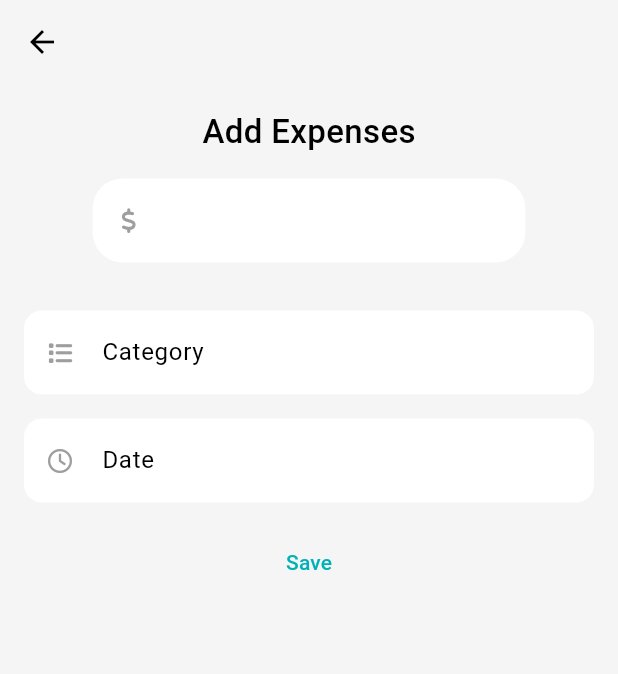
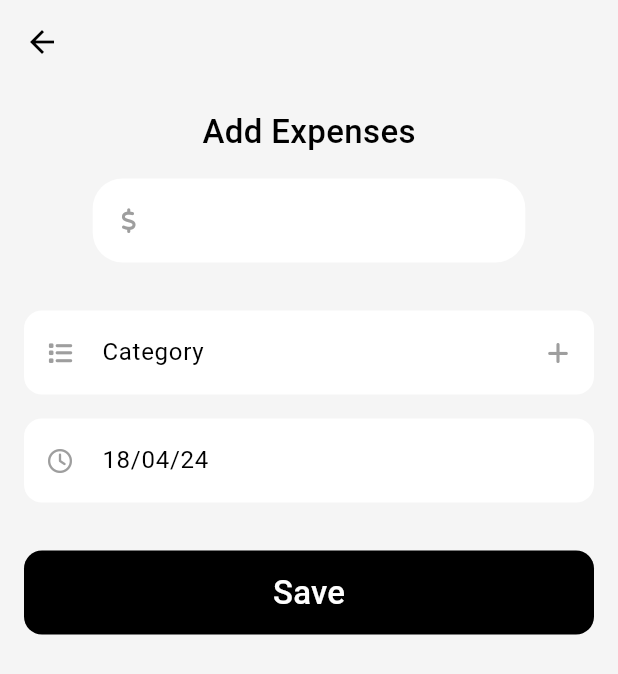
Before and after one commit to tobiasprima/expense_tracker, a Flutter app: the AddExpense screen opened directly, on a phone screen of 412 x 824 dp. Shown: the top 674 px of the screen. Run offline on Flutter 3.47's test engine with Material 3 defaults, Android fonts, the phone set to English and light mode, and no system bars; our stand-ins replace fl_chart, font_awesome_flutter.

Commit message:
feat: date and category input

```diff
--- a/lib/screens/add_expense/views/add_expense.dart
+++ b/lib/screens/add_expense/views/add_expense.dart
@@ -1,8 +1,25 @@
 import 'package:flutter/material.dart';
 import 'package:font_awesome_flutter/font_awesome_flutter.dart';
+import 'package:intl/intl.dart';
 
-class AddExpense extends StatelessWidget {
+class AddExpense extends StatefulWidget {
   const AddExpense({super.key});
+
+  @override
+  State<AddExpense> createState() => _AddExpenseState();
+}
+
+class _AddExpenseState extends State<AddExpense> {
+  TextEditingController expenseController = TextEditingController();
+  TextEditingController categoryController = TextEditingController();
+  TextEditingController dateController = TextEditingController();
+  DateTime selectedDate = DateTime.now();
+
+  @override
+  void initState() {
+    dateController.text = DateFormat('dd/MM/yy').format(DateTime.now());
+    super.initState();
+  }
 
   @override
   Widget build(BuildContext context) {
@@ -28,6 +45,7 @@ class AddExpense extends StatelessWidget {
               SizedBox(
                 width: MediaQuery.of(context).size.width * 0.7,
                 child: TextFormField(
+                  controller: expenseController,
                   decoration: InputDecoration(
                     filled: true,
                     fillColor: Colors.white,
@@ -46,6 +64,35 @@ class AddExpense extends StatelessWidget {
                 height: 32,
               ),
               TextFormField(
+                readOnly: true,
+                onTap: () {
+                  showDialog(
+                      context: context,
+                      builder: (ctx) {
+                        return AlertDialog(
+                          content: Column(
+                            children: [
+                              TextFormField(
+                                textAlignVertical: TextAlignVertical.center,
+                                readOnly: true,
+                                decoration: InputDecoration(
+                                    filled: true,
+                                    fillColor: Colors.white,
+                                    prefixIcon: const Icon(
+                                        FontAwesomeIcons.clock,
+                                        size: 16,
+                                        color: Colors.grey),
+                                    hintText: 'Name',
+                                    border: OutlineInputBorder(
+                                        borderRadius: BorderRadius.circular(12),
+                                        borderSide: BorderSide.none)),
+                              )
+                            ],
+                          ),
+                        );
+                      });
+                },
+                controller: categoryController,
                 textAlignVertical: TextAlignVertical.center,
                 decoration: InputDecoration(
                   filled: true,
@@ -54,6 +101,14 @@ class AddExpense extends StatelessWidget {
                     FontAwesomeIcons.list,
                     size: 16,
                     color: Colors.grey,
+                  ),
+                  suffixIcon: IconButton(
+                    onPressed: () {},
+                    icon: Icon(
+                      FontAwesomeIcons.plus,
+                      size: 16,
+                      color: Colors.grey,
+                    ),
                   ),
                   hintText: 'Category',
                   border: OutlineInputBorder(
@@ -65,14 +120,24 @@ class AddExpense extends StatelessWidget {
                 height: 16,
               ),
               TextFormField(
+                controller: dateController,
                 textAlignVertical: TextAlignVertical.center,
                 readOnly: true,
-                onTap: () {
-                  showDatePicker(
+                onTap: () async {
+                  DateTime? newDate = await showDatePicker(
                       context: context,
-                      initialDate: DateTime.now(),
+                      initialDate: selectedDate,
                       firstDate: DateTime.now(),
-                      lastDate: DateTime.now().add(Duration(days: 365)));
+                      lastDate: DateTime.now().add(const Duration(days: 365)));
+
+                  if (newDate != null) {
+                    setState(() {
+                      dateController.text =
+                          DateFormat('dd/MM/yyyy').format(newDate);
+                      selectedDate = newDate;
+                    });
+                  }
+                  ;
                 },
                 decoration: InputDecoration(
                   filled: true,
@@ -89,9 +154,21 @@ class AddExpense extends StatelessWidget {
                 ),
               ),
               const SizedBox(
-                height: 16,
+                height: 32,
               ),
-              TextButton(onPressed: () {}, child: Text('Save'))
+              SizedBox(
+                  width: double.infinity,
+                  height: kToolbarHeight,
+                  child: TextButton(
+                      style: TextButton.styleFrom(
+                          backgroundColor: Colors.black,
+                          shape: RoundedRectangleBorder(
+                              borderRadius: BorderRadius.circular(12))),
+                      onPressed: () {},
+                      child: const Text(
+                        'Save',
+                        style: TextStyle(fontSize: 22, color: Colors.white),
+                      )))
             ],
           ),
         ),
--- a/pubspec.yaml
+++ b/pubspec.yaml
@@ -12,6 +12,7 @@ dependencies:
   cupertino_icons: ^1.0.6
   font_awesome_flutter: ^10.7.0
   fl_chart: ^0.67.0
+  intl: ^0.19.0
 
 dev_dependencies:
   flutter_test:
```
Also changed, not shown: pubspec.lock.
